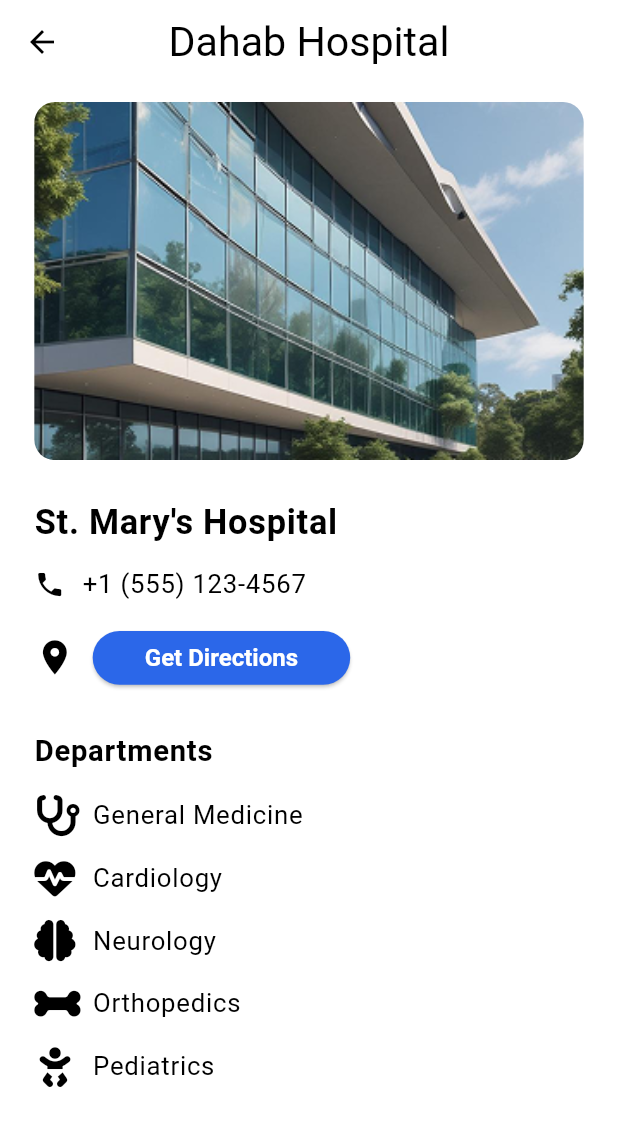
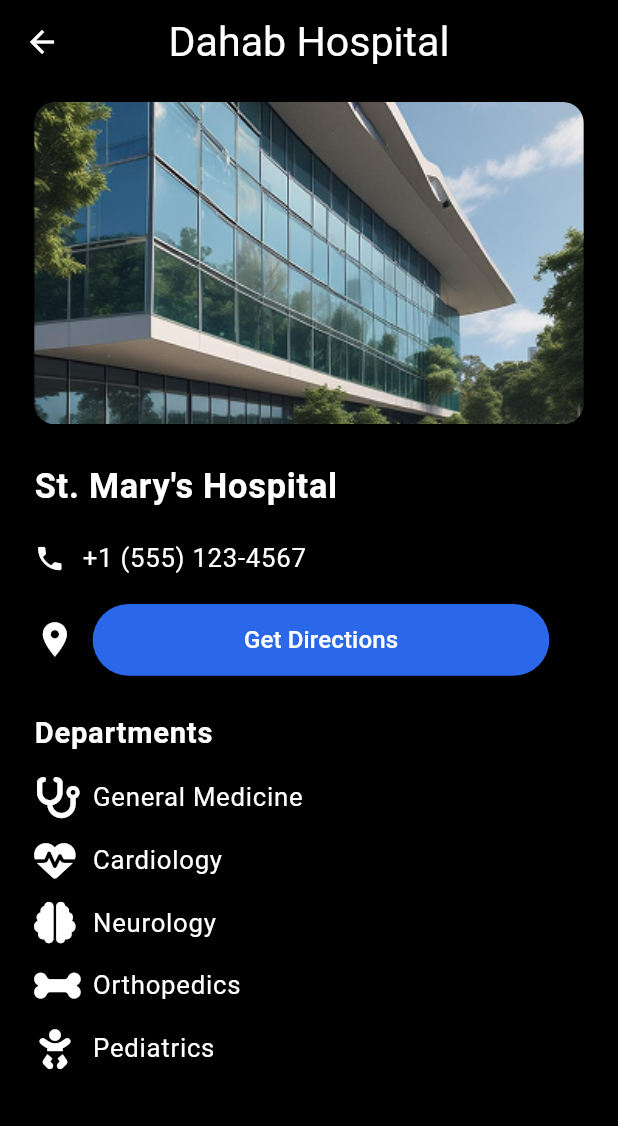
Before and after one commit to Momen-Yosri/yalla-dahab, a Flutter app: the HospitalProfileScreen screen opened by its route, on a phone screen of 412 x 824 dp. Shown: the top 1126 px of the screen. Run offline on Flutter 3.47's test engine with Material 3 defaults, Android fonts, the phone set to English and light mode, and no system bars; our stand-ins replace flutter_screenutil, flutter_svg, font_awesome_flutter; project files that could hold a hidden picture were left out.

Commit message:
Add social media links to HotelDetailsPage and RestaurantDetailScreen; implement launchMyUli function for URL handling

```diff
--- a/lib/main.dart
+++ b/lib/main.dart
@@ -8,6 +8,7 @@ import 'package:yalla_dahab/views/hotels/hotel_deitals_screen.dart';
 import 'package:yalla_dahab/views/settings/edit_profile_screen.dart';
 import 'core/style/app_style.dart';
 import 'views/authentication/login/login_screen.dart';
+import 'views/hospital/all_hospitals_screen.dart';
 import 'views/hotels/all_hotels.dart';
 import 'views/restaurant/resturtrant_deitals.dart';
 import 'views/settings/settings_screen.dart';
@@ -34,8 +35,9 @@ class MyApp extends StatelessWidget {
         builder: (_, child) {
           return MaterialApp(
             debugShowCheckedModeBanner: false,
-            initialRoute: HomeScreen.routeName,
+            initialRoute: SplashScreen.routeName,
             routes: {
+              HospitalListScreen.routeName: (context) => HospitalListScreen(),
               SplashScreen.routeName: (context) =>  SplashScreen(),
               RegisterScreen.routeName: (context) => const RegisterScreen(),
               LoginScreenView.routeName: (context) => const LoginScreenView(),
@@ -51,7 +53,7 @@ class MyApp extends StatelessWidget {
                   RestaurantDetailScreen(),
               SettingsScreen.routeName: (context) => SettingsScreen(),
             },
-            theme: MyThemeData.lightTheme,
+            theme: MyThemeData.darkTheme,
             darkTheme: MyThemeData.darkTheme,
             themeMode: provider.currentThemeMode,
 
--- a/lib/views/hospital/hospital_profile_screen.dart
+++ b/lib/views/hospital/hospital_profile_screen.dart
@@ -1,31 +1,32 @@
 import 'package:flutter/material.dart';
 import 'package:flutter_screenutil/flutter_screenutil.dart';
 import 'package:font_awesome_flutter/font_awesome_flutter.dart';
-
 import 'widgets/department_item.dart';
 
 class HospitalProfileScreen extends StatelessWidget {
   static const String routeName = 'HospitalProfileScreen';
-const HospitalProfileScreen({super. key}) ;
+
+  const HospitalProfileScreen({super.key});
+
   @override
   Widget build(BuildContext context) {
     return Scaffold(
       appBar: AppBar(
-
         title: Text("Dahab Hospital"),
       ),
-      body: Padding(
-        padding: EdgeInsets.symmetric(horizontal: 20.w),
+      body: SingleChildScrollView(
+        child: Padding(
+          padding: EdgeInsets.symmetric(horizontal: 20.w, vertical: 10.h),
           child: Column(
             crossAxisAlignment: CrossAxisAlignment.start,
             children: [
-            SizedBox(height: 10.h),
+              // Hospital Image
               ClipRRect(
                 borderRadius: BorderRadius.circular(12.r),
                 child: Image.asset(
                   "assets/images/hospital.png",
                   width: double.infinity,
-                height: 200.h,
+                  height: 180.h,
                   fit: BoxFit.cover,
                 ),
               ),
@@ -33,59 +34,131 @@ const HospitalProfileScreen({super. key}) ;
               SizedBox(height: 20.h),
 
               // Hospital Name
-            Text("St. Mary's Hospital", style: Theme.of(context).textTheme.bodyLarge!.copyWith(fontSize: 20.sp, fontWeight: FontWeight.bold)),
+              Text(
+                "St. Mary's Hospital",
+                style: Theme.of(context).textTheme.bodyLarge!.copyWith(
+                      fontSize: 20.sp,
+                      fontWeight: FontWeight.bold,
+                    ),
+              ),
 
-            SizedBox(height: 10.h),
+              SizedBox(height: 15.h),
 
               // Phone Number
+              _buildInfoRow(
+                context,
+                Icons.phone,
+                "+1 (555) 123-4567",
+              ),
+
+              SizedBox(height: 15.h),
+
+              // Get Directions Row
               Row(
                 children: [
-                Icon(Icons.phone, size: 18.sp, color:Theme.of(context).textTheme.bodyLarge!.color),
+                  Icon(
+                    Icons.location_on,
+                    size: 24.sp,
+                    color: Theme.of(context).textTheme.bodyLarge!.color,
+                  ),
                   SizedBox(width: 10.w),
-                Text("+1 (555) 123-4567", style: Theme.of(context).textTheme.bodyLarge!.copyWith(fontSize: 15.sp, fontWeight: FontWeight.w400)),
-              ],
-            ),
-
-            SizedBox(height: 10.h),
-
-            // Get Directions Button
-            Row(
-              children: [
-                Icon(Icons.location_on, size: 24.sp, color:Theme.of(context).textTheme.bodyLarge!.color),
-                SizedBox(width: 10.w),
-                ElevatedButton(
+                  Expanded(
+                    child: ElevatedButton(
                       style: ElevatedButton.styleFrom(
                         backgroundColor: Color(0xff2B67E9),
-                    maximumSize: Size(150.w, 30.h),
-                    shape: RoundedRectangleBorder(borderRadius: BorderRadius.circular(50.r)),
+                        shape: RoundedRectangleBorder(
+                          borderRadius: BorderRadius.circular(50.r),
+                        ),
+                        padding: EdgeInsets.symmetric(
+                          horizontal: 20.w,
+                          vertical: 8.h,
+                        ),
                       ),
                       onPressed: () {
                         // Handle Navigation
                       },
-                  child: Text("Get Directions", style: TextStyle(fontSize: 14.sp, color: Colors.white)),
+                      child: Text(
+                        "Get Directions",
+                        style: TextStyle(
+                          fontSize: 14.sp,
+                          color: Colors.white,
                         ),
+                      ),
+                    ),
+                  ),
+                  SizedBox(width: 20.w), // Add some padding on the right
                 ],
               ),
 
               SizedBox(height: 20.h),
 
               // Departments Title
-            Text("Departments", style: Theme.of(context).textTheme.bodyLarge!.copyWith(fontSize: 17.sp, fontWeight: FontWeight.bold)),
+              Text(
+                "Departments",
+                style: Theme.of(context).textTheme.bodyLarge!.copyWith(
+                      fontSize: 17.sp,
+                      fontWeight: FontWeight.bold,
+                    ),
+              ),
 
               SizedBox(height: 12.h),
 
               // Departments List
-            DepartmentItem(icon:FontAwesomeIcons.stethoscope, departmentName: "General Medicine"),
-            DepartmentItem(icon:FontAwesomeIcons.heartPulse,  departmentName:"Cardiology"),
-            DepartmentItem(icon:FontAwesomeIcons.brain,  departmentName:"Neurology"),
-            DepartmentItem(icon:FontAwesomeIcons.bone,  departmentName:"Orthopedics"),
-            DepartmentItem(icon:FontAwesomeIcons.baby,  departmentName:"Pediatrics"),
+              ListView(
+                physics: NeverScrollableScrollPhysics(),
+                shrinkWrap: true,
+                children: [
+                  DepartmentItem(
+                    icon: FontAwesomeIcons.stethoscope,
+                    departmentName: "General Medicine",
+                  ),
+                  DepartmentItem(
+                    icon: FontAwesomeIcons.heartPulse,
+                    departmentName: "Cardiology",
+                  ),
+                  DepartmentItem(
+                    icon: FontAwesomeIcons.brain,
+                    departmentName: "Neurology",
+                  ),
+                  DepartmentItem(
+                    icon: FontAwesomeIcons.bone,
+                    departmentName: "Orthopedics",
+                  ),
+                  DepartmentItem(
+                    icon: FontAwesomeIcons.baby,
+                    departmentName: "Pediatrics",
+                  ),
                 ],
+              ),
+
+              // Add bottom padding
+              SizedBox(height: 20.h),
+            ],
+          ),
         ),
       ),
     );
   }
 
-  // Widget for Department List Item
-
+  Widget _buildInfoRow(BuildContext context, IconData icon, String text) {
+    return Row(
+      children: [
+        Icon(
+          icon,
+          size: 18.sp,
+          color: Theme.of(context).textTheme.bodyLarge!.color,
+        ),
+        SizedBox(width: 10.w),
+        Expanded(
+          child: Text(
+            text,
+            style: Theme.of(context).textTheme.bodyLarge!.copyWith(
+                  fontSize: 15.sp,
+                  fontWeight: FontWeight.w400,
+                ),
+          ),
+        ),
+      ],
+    );
   }
+}
--- a/lib/views/restaurant/resturtrant_deitals.dart
+++ b/lib/views/restaurant/resturtrant_deitals.dart
@@ -89,7 +89,7 @@ class RestaurantDetailScreen extends StatelessWidget {
                       color: Theme.of(context).textTheme.bodyLarge!.color,
                       size: 24.sp),
                   onPressed: () {
-                      launchMyUli('https://www.facebook.com/');
+                      launchMyUli('https://www.facebook.com/momen.yosri.1');
                     },
                 ),
                 IconButton(
@@ -97,7 +97,7 @@ class RestaurantDetailScreen extends StatelessWidget {
                       color: Theme.of(context).textTheme.bodyLarge!.color,
                       size: 24.sp),
                   onPressed: () {
-                    launchMyUli('https://www.instagram.com/');
+                    launchMyUli('https://www.instagram.com/momen_yosri');
                   },
                 ),
                 IconButton(
@@ -105,7 +105,7 @@ class RestaurantDetailScreen extends StatelessWidget {
                       color: Theme.of(context).textTheme.bodyLarge!.color,
                       size: 24.sp),
                   onPressed: () {
-                    launchMyUli('https://x.com/');
+                    launchMyUli('https://x.com/momen_yosri?s=90');
                   },
                 ),
               ],
--- a/lib/views/settings/settings_screen.dart
+++ b/lib/views/settings/settings_screen.dart
@@ -5,6 +5,8 @@ import 'package:yalla_dahab/core/provider/app_configration.dart';
 import 'package:yalla_dahab/core/style/app_colors.dart';
 import 'package:provider/provider.dart';
 import 'package:yalla_dahab/views/settings/edit_profile_screen.dart';
+
+import '../home/widgets/custom_drawer.dart';
 
 class SettingsScreen extends StatefulWidget {
   static const String routeName = 'settings';
@@ -26,6 +28,7 @@ class _SettingsScreenState extends State<SettingsScreen> {
         title: Text("Settings",
            )
       ),
+      drawer: CustomDrawer(),
       body: Padding(
         padding: EdgeInsets.symmetric(horizontal: 20.w),
         child: Column(
```
Also changed, not shown: lib/views/home/home_screen.dart (+49 -9 lines), lib/views/home/widgets/custom_drawer.dart (+5 -2 lines), lib/views/hospital/all_hospitals_screen.dart (added, +68 -0 lines), lib/views/hotels/hotel_deitals_screen.dart (+23 -6 lines), assets/images/hospital_logo.png (added), assets/svg/hospital-svgrepo-com.svg (added), 2 other files. Lines whose indentation alone changed are shown as unchanged.
